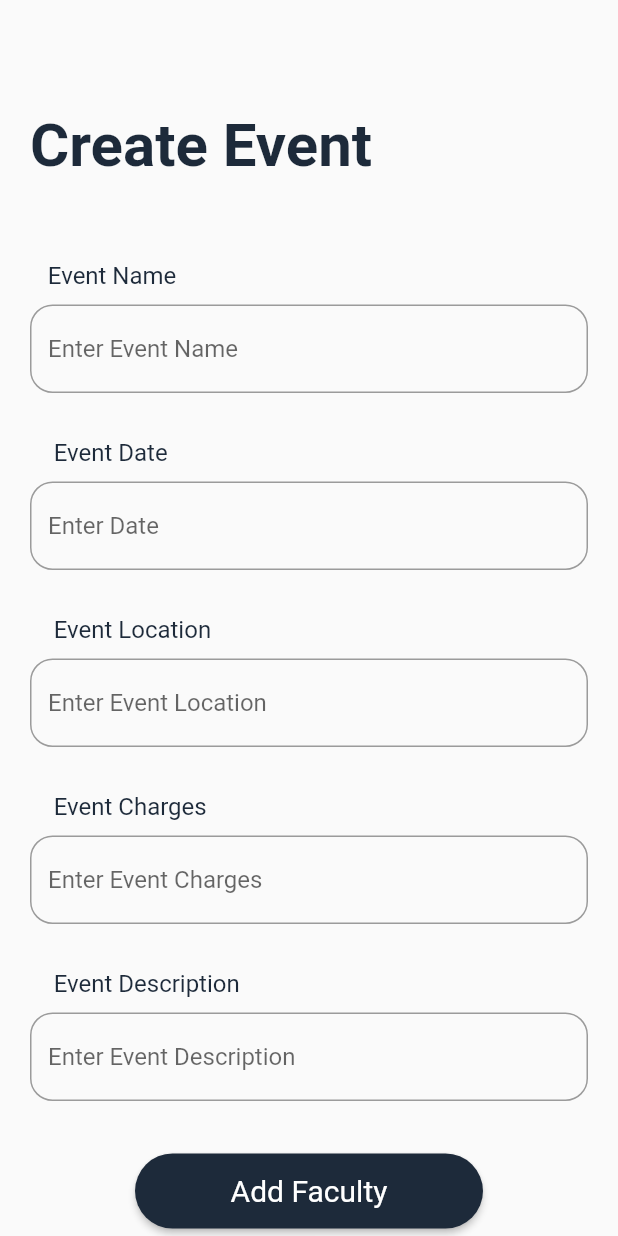
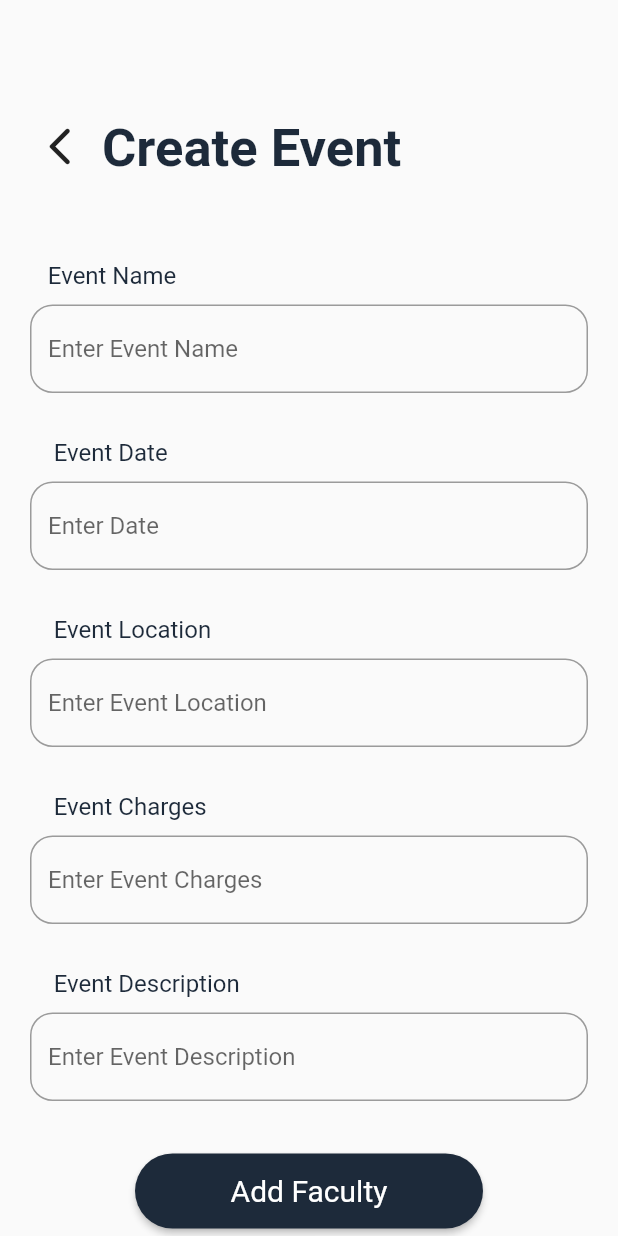
Before and after one commit to sdhairya/college_event_management_system, a Flutter app: the createEvent screen opened directly, on a phone screen of 412 x 824 dp. Run offline on Flutter 3.47's test engine with Material 2 defaults, Android fonts, the phone set to English and light mode, and no system bars; our stand-ins replace cloud_firestore, firebase_auth, firebase_core, fluttertoast; accounts and stored records are empty.

Commit message:
commit 1.8

```diff
--- a/lib/createEvent.dart
+++ b/lib/createEvent.dart
@@ -1,4 +1,6 @@
+import 'package:college_event_management/dashboardScreen.dart';
 import 'package:college_event_management/size_config.dart';
+import 'package:college_event_management/textfield_file.dart';
 import 'package:flutter/foundation.dart';
 import 'package:flutter/material.dart';
 
@@ -28,15 +30,30 @@ class _createEventState extends State<createEvent> {
                 Container(
                   height: getHeight(50),
                   width: getWidth(kIsWeb ? 100 : double.infinity),
-                  margin: EdgeInsets.only(left: 20,
-                  top: MediaQuery.of(context).size.height*0.12),
-                  child: const Text('Create Event',
-                  style: TextStyle(
-                      fontSize: 40,
-                      fontStyle: FontStyle.normal,
-                      fontWeight: FontWeight.w600,
-                      color: Color(0xFF1D2A3A)),),
+                  margin: EdgeInsets.only(
+                      left: 20, top: MediaQuery.of(context).size.height * 0.12),
+
+                  child: Row(
+                    children: <Widget>[
+                      IconButton(
+                          padding: EdgeInsets.only(bottom: 3,right: 8),
+                          onPressed: () {
+                            Navigator.of(context).pushReplacement(
+                                MaterialPageRoute(
+                                    builder: (context) => dashboardScreen()));
+                          },
+                          icon: Icon(Icons.arrow_back_ios_new_rounded,size: 30,)),
+
+                      Text('Create Event ',
+                        style: TextStyle(
+                            fontSize: 35,
+                            fontStyle: FontStyle.normal,
+                            fontWeight: FontWeight.w600,
+                            color: Color(0xFF1D2A3A)),)
+                    ],
+                  ),
                 ),
+
 
                 Container(
                   // height: getHeight(555),
@@ -58,13 +75,7 @@ class _createEventState extends State<createEvent> {
                       const SizedBox(
                         height: 10,
                       ),
-                      TextField(
-                        decoration: InputDecoration(
-                          border: OutlineInputBorder(
-                              borderRadius: BorderRadius.circular(15)),
-                          hintText: 'Enter Event Name',
-                        ),
-                      ),
+                    const textfield_file(hint: "Enter Event Name", inputtype: TextInputType.text),
                       const SizedBox(
                         height: 30,
                       ),
@@ -74,14 +85,7 @@ class _createEventState extends State<createEvent> {
                       const SizedBox(
                         height: 10,
                       ),
-                      TextFormField(
-                        decoration: InputDecoration(
-                          border: OutlineInputBorder(
-                              borderRadius: BorderRadius.circular(15)),
-                          hintText: 'Enter Date',
-                        ),
-                        keyboardType: TextInputType.emailAddress,
-                      ),
+                      const textfield_file(hint: "Enter Date",inputtype: TextInputType.emailAddress),
                       const SizedBox(
                         height: 30,
                       ),
@@ -92,14 +96,7 @@ class _createEventState extends State<createEvent> {
                       const SizedBox(
                         height: 10,
                       ),
-                      TextFormField(
-                        decoration: InputDecoration(
-                          border: OutlineInputBorder(
-                              borderRadius: BorderRadius.circular(15)),
-                          hintText: 'Enter Event Location',
-                        ),
-                        keyboardType: TextInputType.text,
-                      ),
+                      const textfield_file(hint: "Enter Event Location",inputtype: TextInputType.text),
 
                       const SizedBox(
                         height: 30,
@@ -111,14 +108,7 @@ class _createEventState extends State<createEvent> {
                       const SizedBox(
                         height: 10,
                       ),
-                      TextFormField(
-                        decoration: InputDecoration(
-                          border: OutlineInputBorder(
-                              borderRadius: BorderRadius.circular(15)),
-                          hintText: 'Enter Event Charges',
-                        ),
-                        keyboardType: TextInputType.number,
-                      ),
+                      const textfield_file(hint: "Enter Event Charges",inputtype: TextInputType.number),
 
                       const SizedBox(
                         height: 30,
@@ -130,14 +120,8 @@ class _createEventState extends State<createEvent> {
                       const SizedBox(
                         height: 10,
                       ),
-                      TextFormField(
-                        decoration: InputDecoration(
-                          border: OutlineInputBorder(
-                              borderRadius: BorderRadius.circular(15)),
-                          hintText: 'Enter Event Description',
-                        ),
-                        keyboardType: TextInputType.multiline,
-                      ),
+                      const textfield_file(hint: "Enter Event Description",inputtype: TextInputType.multiline),
+
 
                       const SizedBox(
                         height: 30,
--- a/lib/main.dart
+++ b/lib/main.dart
@@ -148,6 +148,7 @@ class _LoginScreenState extends State<LoginScreen> {
                         const Text('    Phone Email\n',
                             style: TextStyle(
                                 fontSize: 16, color: Color(0xFF1D2A3A))),
+
                         TextField(
                           keyboardType: TextInputType.emailAddress,
                           controller: _emailController,
--- /dev/null
+++ b/lib/textfield_file.dart
@@ -0,0 +1,28 @@
+import 'package:college_event_management/dashboardScreen.dart';
+import 'package:college_event_management/size_config.dart';
+import 'package:flutter/foundation.dart';
+import 'package:flutter/material.dart';
+
+class textfield_file extends StatelessWidget {
+
+  final String hint;
+  final TextInputType inputtype;
+  // final String controller;
+
+
+  const textfield_file({Key? key, required this.hint, required this.inputtype}) : super(key: key);
+
+  @override
+  Widget build(BuildContext context) {
+    return Container(
+      child: TextField(
+        decoration: InputDecoration(
+          border: OutlineInputBorder(
+              borderRadius: BorderRadius.circular(15)),
+          hintText: hint,
+        ),
+        keyboardType: inputtype,
+      ),
+    );
+  }
+}
--- a/pubspec.yaml
+++ b/pubspec.yaml
@@ -35,6 +35,7 @@ dependencies:
 
   # The following adds the Cupertino Icons font to your application.
   # Use with the CupertinoIcons class for iOS style icons.
+  http: ^0.13.3
   cupertino_icons: ^1.0.2
   firebase_crashlytics: ^2.8.7
   firebase_auth: ^3.6.3
```
Also changed, not shown: lib/emailVerification.dart (added, +153 -0 lines), lib/forgotPassword.dart (+19 -35 lines), lib/registrtion.dart (+112 -58 lines), pubspec.lock.
